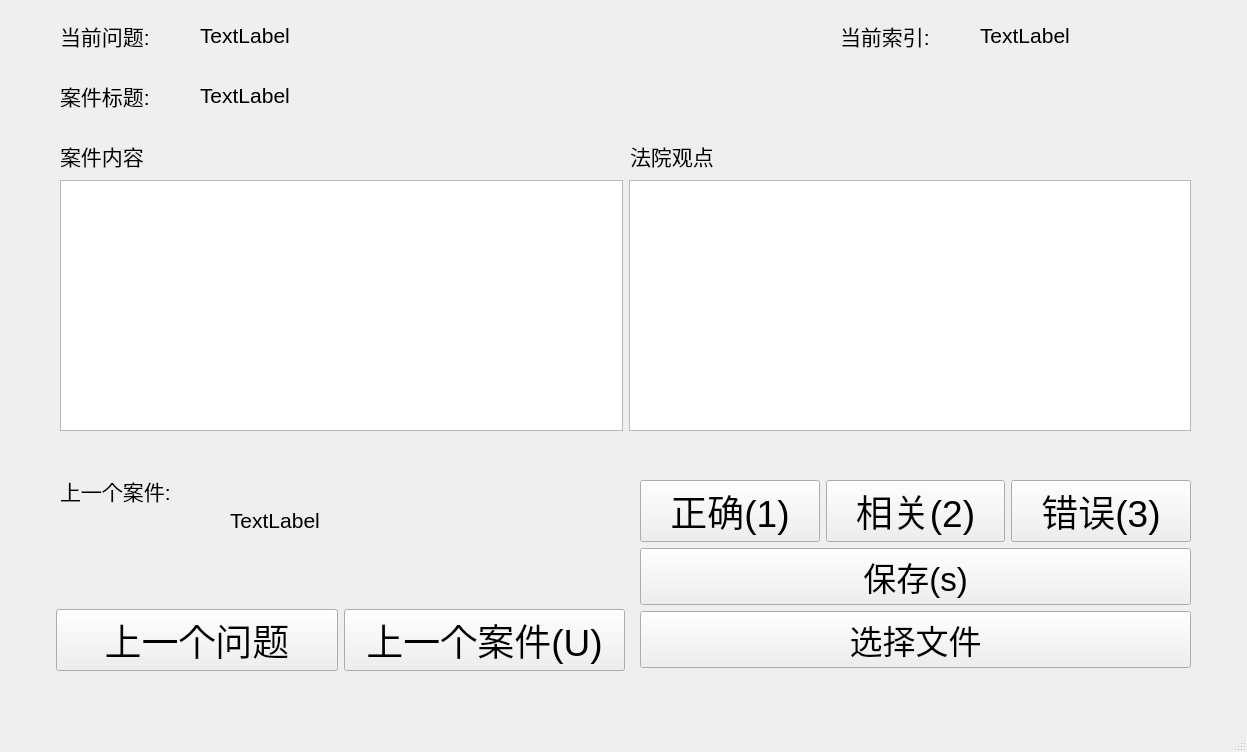
Wenenen/CaseTaggingTool, file form.ui: the form before one commit.
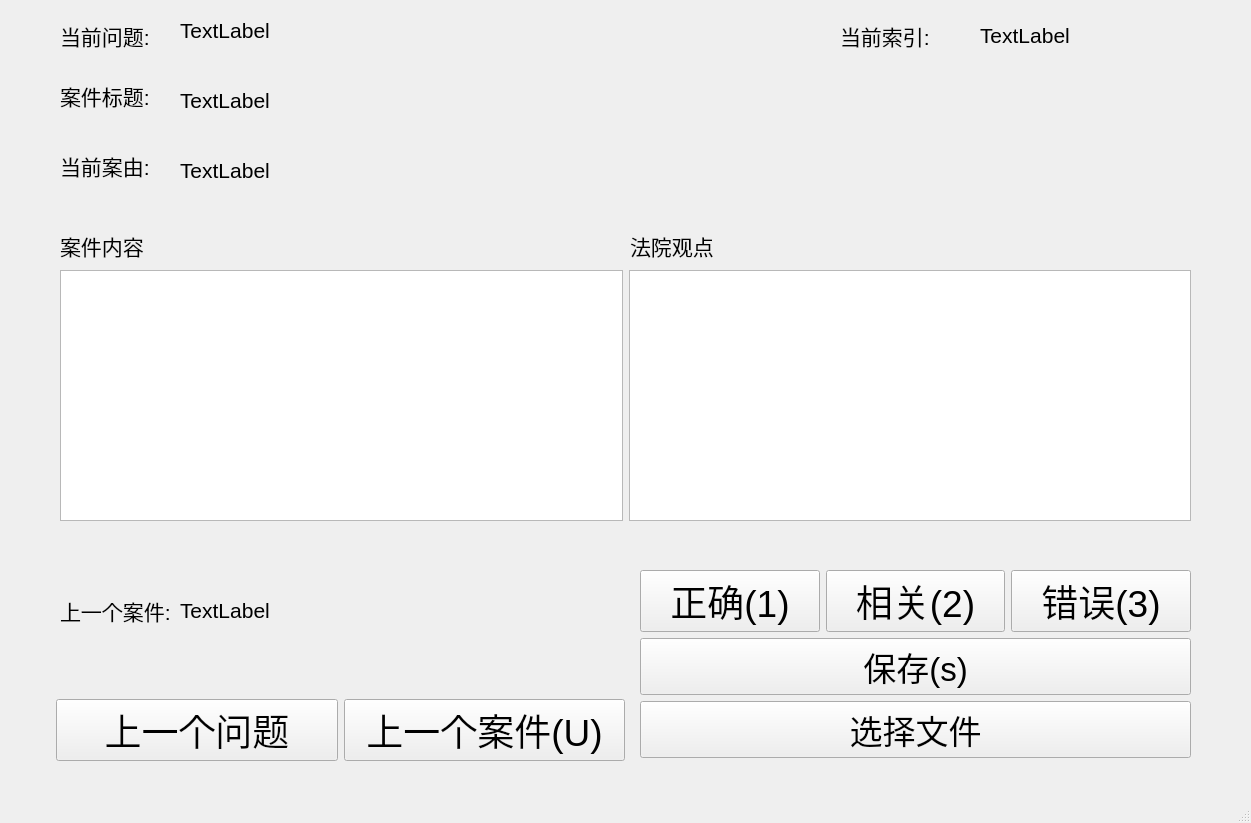
The form after the commit.

```diff
--- a/form.ui
+++ b/form.ui
@@ -6,8 +6,8 @@
    <rect>
     <x>0</x>
     <y>0</y>
-    <width>1247</width>
-    <height>752</height>
+    <width>1251</width>
+    <height>823</height>
    </rect>
   </property>
   <property name="windowTitle">
@@ -19,7 +19,7 @@
      <rect>
       <x>60</x>
       <y>20</y>
-      <width>121</width>
+      <width>101</width>
       <height>31</height>
      </rect>
     </property>
@@ -35,10 +35,10 @@
    <widget class="QLabel" name="current_query">
     <property name="geometry">
      <rect>
-      <x>200</x>
-      <y>20</y>
-      <width>601</width>
-      <height>31</height>
+      <x>180</x>
+      <y>0</y>
+      <width>651</width>
+      <height>61</height>
      </rect>
     </property>
     <property name="font">
@@ -49,6 +49,9 @@
     <property name="text">
      <string>TextLabel</string>
     </property>
+    <property name="wordWrap">
+     <bool>true</bool>
+    </property>
    </widget>
    <widget class="QLabel" name="label_3">
     <property name="geometry">
@@ -90,8 +93,8 @@
     <property name="geometry">
      <rect>
       <x>60</x>
-      <y>470</y>
-      <width>151</width>
+      <y>590</y>
+      <width>121</width>
       <height>41</height>
      </rect>
     </property>
@@ -107,9 +110,9 @@
    <widget class="QLabel" name="last_case_view">
     <property name="geometry">
      <rect>
-      <x>230</x>
-      <y>450</y>
-      <width>351</width>
+      <x>180</x>
+      <y>540</y>
+      <width>441</width>
       <height>141</height>
      </rect>
     </property>
@@ -130,7 +133,7 @@
      <rect>
       <x>60</x>
       <y>80</y>
-      <width>121</width>
+      <width>101</width>
       <height>31</height>
      </rect>
     </property>
@@ -146,10 +149,10 @@
    <widget class="QLabel" name="case_title">
     <property name="geometry">
      <rect>
-      <x>200</x>
-      <y>80</y>
-      <width>971</width>
-      <height>31</height>
+      <x>180</x>
+      <y>70</y>
+      <width>1011</width>
+      <height>61</height>
      </rect>
     </property>
     <property name="font">
@@ -160,12 +163,15 @@
     <property name="text">
      <string>TextLabel</string>
     </property>
+    <property name="wordWrap">
+     <bool>true</bool>
+    </property>
    </widget>
    <widget class="QLabel" name="label_2">
     <property name="geometry">
      <rect>
       <x>60</x>
-      <y>140</y>
+      <y>230</y>
       <width>111</width>
       <height>31</height>
      </rect>
@@ -183,7 +189,7 @@
     <property name="geometry">
      <rect>
       <x>630</x>
-      <y>140</y>
+      <y>230</y>
       <width>131</width>
       <height>31</height>
      </rect>
@@ -201,7 +207,7 @@
     <property name="geometry">
      <rect>
       <x>56</x>
-      <y>600</y>
+      <y>690</y>
       <width>569</width>
       <height>80</height>
      </rect>
@@ -237,7 +243,7 @@
     <property name="geometry">
      <rect>
       <x>640</x>
-      <y>480</y>
+      <y>570</y>
       <width>551</width>
       <height>191</height>
      </rect>
@@ -313,7 +319,7 @@
     <property name="geometry">
      <rect>
       <x>60</x>
-      <y>180</y>
+      <y>270</y>
       <width>1131</width>
       <height>251</height>
      </rect>
@@ -339,6 +345,45 @@
      </item>
     </layout>
    </widget>
+   <widget class="QLabel" name="label_8">
+    <property name="geometry">
+     <rect>
+      <x>60</x>
+      <y>150</y>
+      <width>101</width>
+      <height>31</height>
+     </rect>
+    </property>
+    <property name="font">
+     <font>
+      <pointsize>16</pointsize>
+     </font>
+    </property>
+    <property name="text">
+     <string>当前案由:</string>
+    </property>
+   </widget>
+   <widget class="QLabel" name="case_cause">
+    <property name="geometry">
+     <rect>
+      <x>180</x>
+      <y>140</y>
+      <width>1011</width>
+      <height>61</height>
+     </rect>
+    </property>
+    <property name="font">
+     <font>
+      <pointsize>16</pointsize>
+     </font>
+    </property>
+    <property name="text">
+     <string>TextLabel</string>
+    </property>
+    <property name="wordWrap">
+     <bool>true</bool>
+    </property>
+   </widget>
   </widget>
   <widget class="QMenuBar" name="menubar">
    <property name="geometry">
```
Left out of the diff: 2 changed lines with no effect on the pictures.
